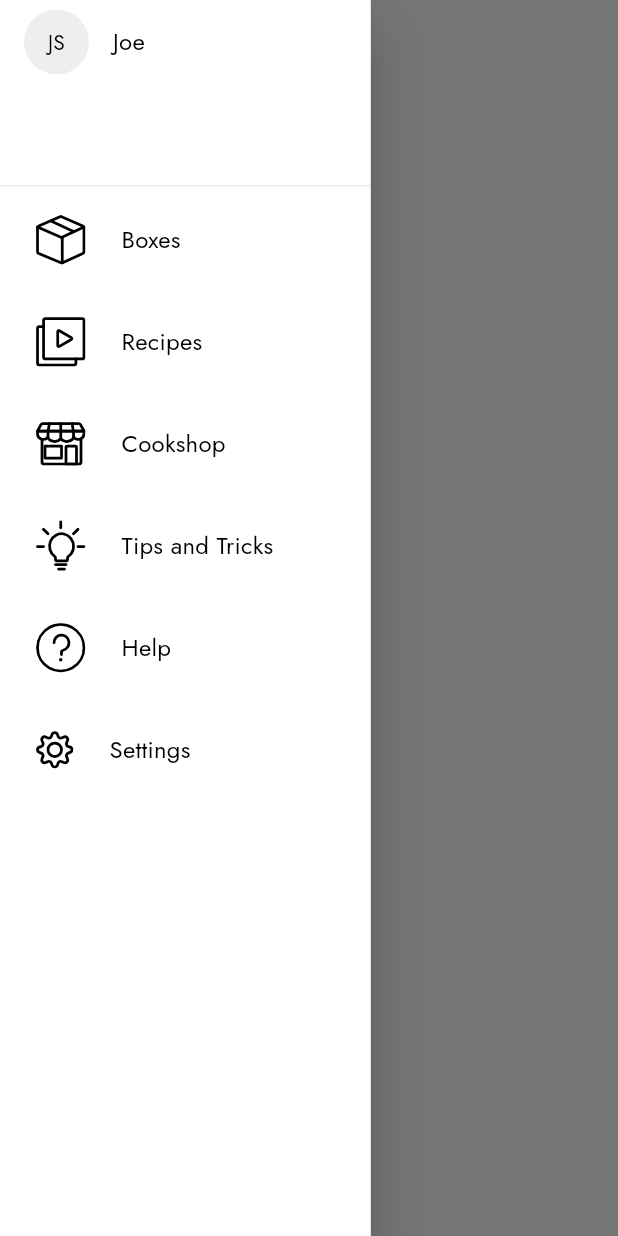
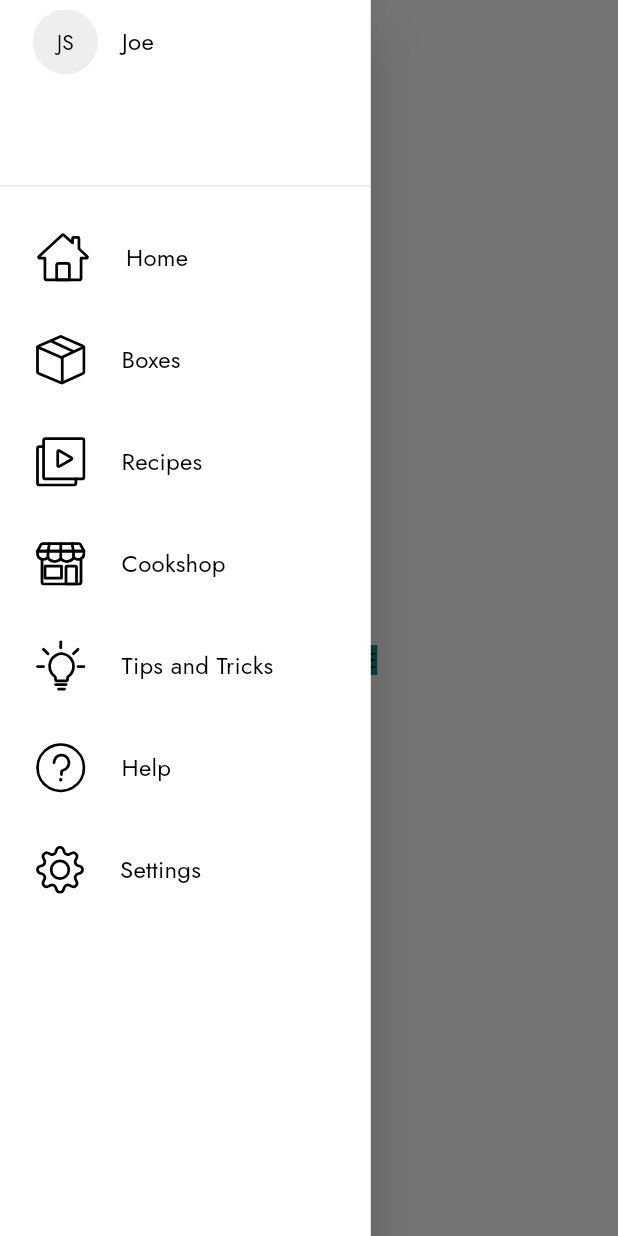
Before and after one commit to Rb2030/Crokett, a Flutter app: the screen it shows after launch, with the side drawer open, on a phone screen of 412 x 824 dp. Run offline on Flutter 3.47's test engine with Material 2 defaults, Android fonts, the light colour scheme and no system bars; our stand-ins replace dartz, equatable, firebase_core, flutter_svg, get_it, hive and 1 more; missing offline and left inert: cloud_firestore_web, firebase_analytics_web, firebase_auth_web, firebase_core_web, google_sign_in_web; accounts and stored records are empty.

Commit message:
add home

```diff
--- a/lib/core/global/asset_names.dart/images_and_sounds.dart.dart
+++ b/lib/core/global/asset_names.dart/images_and_sounds.dart.dart
@@ -10,6 +10,7 @@ class Images extends InheritedWidget {
   static const String imageCrokettLogo = 'assets/images/logo.svg';
   static const String imageHobPower1 = 'assets/images/power_1.png';
   static const String imageHobPower2 = 'assets/images/power_2.png';
+  static const String imageHome = 'assets/images/icon-home.svg';
   static const String imageBoxes = 'assets/images/icon-boxes.svg';
   static const String imageCookshop = 'assets/images/icons-cookshop.svg';
   static const String imageEdit = 'assets/images/icon-edit.svg';
--- a/lib/core/global/constants/constants.dart
+++ b/lib/core/global/constants/constants.dart
@@ -42,6 +42,7 @@ class Constants extends InheritedWidget {
 
   // Main Menu
 
+  static const String home = "Home";
   static const String profile = "Profile";
   static const String boxes = "Boxes";
   static const String recipes = "Recipes";
--- /dev/null
+++ b/lib/features/home/page_structures/home_page.dart
@@ -0,0 +1,11 @@
+import 'package:flutter/material.dart';
+
+class HomePage extends StatelessWidget {
+
+  const HomePage();
+
+  @override
+  Widget build(BuildContext context) {
+    return Center(child: Container(color: Colors.teal, child: Text('HOME PAGE')));
+  }
+}
--- a/lib/routes/app_shell.dart
+++ b/lib/routes/app_shell.dart
@@ -85,7 +85,9 @@ class _AppShellState extends State<AppShell> {
                   child: DrawerHeader(
                     padding: EdgeInsets.zero,
                     child: ListTile(
-                      leading: Container(
+                      leading: Padding(
+                        padding: const EdgeInsets.fromLTRB(UIHelper.paddingBetweenElements / 4, 0, 0, 0),
+                        child: Container(
                             decoration: BoxDecoration(
                                 color: Colors.grey[200], shape: BoxShape.circle),
                             child: Padding(
@@ -93,6 +95,7 @@ class _AppShellState extends State<AppShell> {
                                   UIHelper.paddingBetweenElements / 1.5),
                               child: Text('JS', textAlign: TextAlign.center),
                             )),
+                      ),
                       title: Text('Joe'),
                       onTap: () {
                         appState.selectedMenuItem = MenuItem(Profile);
@@ -100,6 +103,19 @@ class _AppShellState extends State<AppShell> {
                     ),
                   ),
                 ),
+                const SizedBox(height: UIHelper.paddingBetweenElements / 2),
+                ListTile(
+                  leading: Padding(
+                    padding: const EdgeInsets.all(
+                        UIHelper.paddingBetweenElements / 3),
+                    child: SvgPicture.asset(Images.imageHome),
+                  ),
+                  title: Text(Constants.home),
+                  onTap: () {
+                    appState.selectedMenuItem = MenuItem(Home);
+                  },
+                ),
+                const SizedBox(height: UIHelper.paddingBetweenElements / 2),
                 ListTile(
                   leading: Padding(
                     padding: const EdgeInsets.all(
--- a/lib/routes/app_state.dart
+++ b/lib/routes/app_state.dart
@@ -13,6 +13,7 @@ class AppState extends ChangeNotifier {
   MenuItem _selectedMenuItem = MenuItem('');
 
   final List<MenuItem> menuItems = [
+    MenuItem(Home),
     MenuItem(Profile),
     MenuItem(Boxes),
     MenuItem(Recipes),
--- a/lib/routes/inner_router_delegate.dart
+++ b/lib/routes/inner_router_delegate.dart
@@ -2,6 +2,7 @@ import 'package:crokett/core/global/widgets/fade_animation_page.dart';
 import 'package:crokett/features/boxes/page_structures/boxes_page.dart';
 import 'package:crokett/features/cookshop/page_structures/cookshop_page.dart';
 import 'package:crokett/features/help/page_structures/help_page.dart';
+import 'package:crokett/features/home/page_structures/home_page.dart';
 import 'package:crokett/features/profile/page_structures/profile_page.dart';
 import 'package:crokett/features/recipes/page_structures/recipes_page.dart';
 import 'package:crokett/features/settings/page_structures/settings_page.dart';
@@ -31,6 +32,8 @@ class InnerRouterDelegate extends RouterDelegate<RoutePath>
 
    Widget getPage(MenuItem menuItem) {
       switch (menuItem.title) {
+        case Home:
+          return HomePage();
         case Profile:
           return ProfilePage();
         case Boxes:
--- a/lib/routes/route_path.dart
+++ b/lib/routes/route_path.dart
@@ -20,6 +20,7 @@ class MainMenuPath extends RoutePath {
 
 // Main Menu Items
 
+const String Home = 'home';
 const String Profile = 'profile';
 const String Boxes = 'boxes';
 const String Recipes = 'recipes';
@@ -28,4 +29,4 @@ const String TipsAndTricks = 'tips&tricks';
 const String Help = 'help';
 const String Settings = 'settings';
 
-List<String> mainMenuArray = [Boxes, Cookshop, Help, Profile, Recipes, Settings, TipsAndTricks];
+List<String> mainMenuArray = [Home, Profile, Boxes, Recipes, Cookshop, TipsAndTricks, Help, Settings];
```
Also changed, not shown: assets/images/icon-home.svg (added), assets/images/icon-settings.svg, 3 other files. Lines whose indentation alone changed are shown as unchanged.
